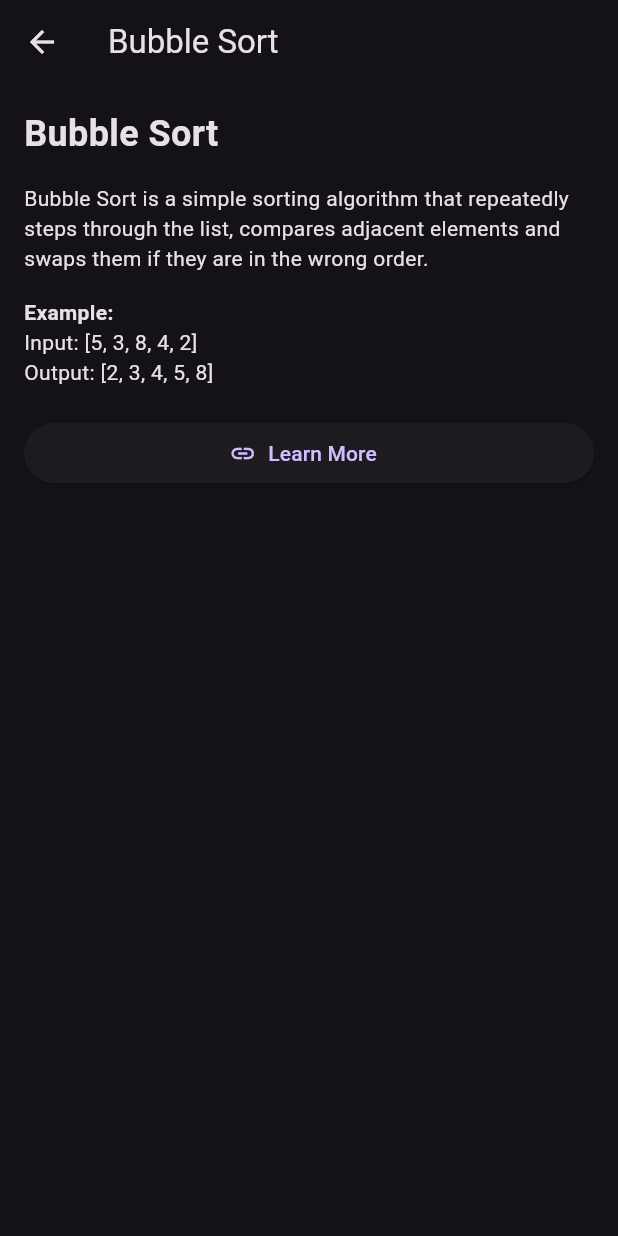
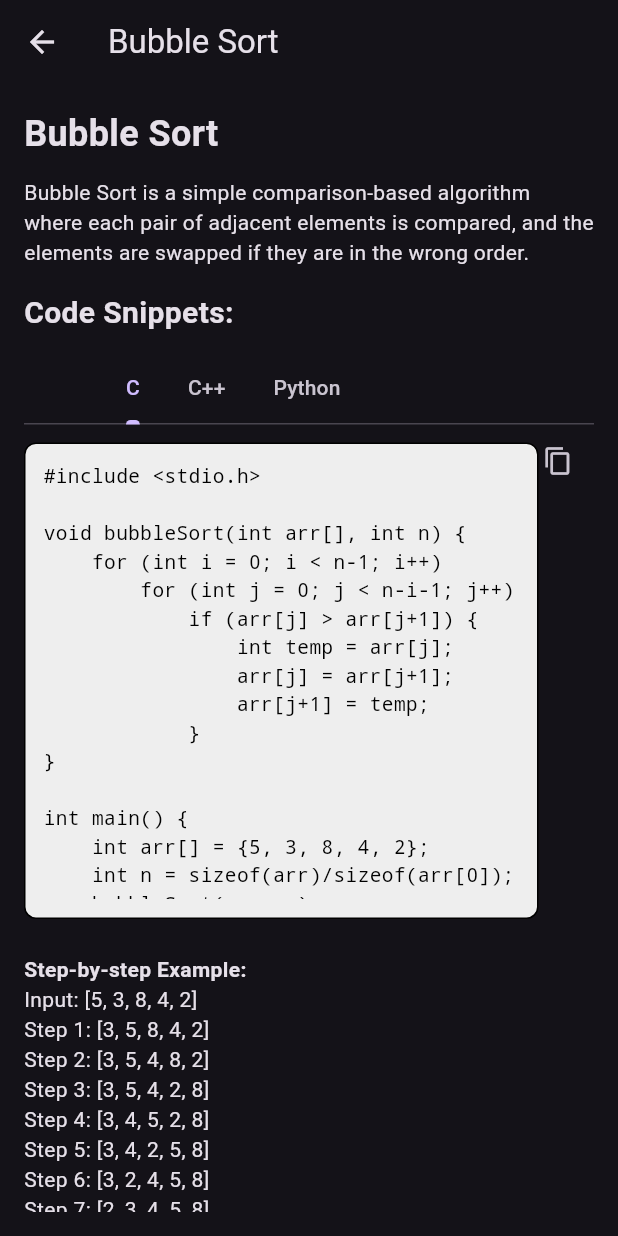
Before and after one commit to sagarspt01/sortify, a Flutter app: the BubbleSortInfoPage screen opened directly, on a phone screen of 412 x 824 dp. Run offline on Flutter 3.47's test engine with Material 3 defaults, Android fonts, the phone set to English and light mode, and no system bars.

Commit message:
add new sorting algo and add info section

```diff
--- /dev/null
+++ b/lib/algorithms/heap_sort.dart
@@ -0,0 +1,43 @@
+Future<int> heapSort(List<List<int>> steps, void Function() notify) async {
+  List<int> arr = List.from(steps.last);
+  int swaps = 0;
+
+  int n = arr.length;
+
+  Future<void> heapify(int n, int i) async {
+    int largest = i;
+    int left = 2 * i + 1;
+    int right = 2 * i + 2;
+
+    if (left < n && arr[left] > arr[largest]) largest = left;
+    if (right < n && arr[right] > arr[largest]) largest = right;
+
+    if (largest != i) {
+      int temp = arr[i];
+      arr[i] = arr[largest];
+      arr[largest] = temp;
+      swaps++;
+      steps.add(List.from(arr));
+      notify();
+      await Future.delayed(Duration(milliseconds: 300));
+      await heapify(n, largest);
+    }
+  }
+
+  for (int i = n ~/ 2 - 1; i >= 0; i--) {
+    await heapify(n, i);
+  }
+
+  for (int i = n - 1; i >= 0; i--) {
+    int temp = arr[0];
+    arr[0] = arr[i];
+    arr[i] = temp;
+    swaps++;
+    steps.add(List.from(arr));
+    notify();
+    await Future.delayed(Duration(milliseconds: 300));
+    await heapify(i, 0);
+  }
+
+  return swaps;
+}
--- /dev/null
+++ b/lib/algorithms/insertion_sort.dart
@@ -0,0 +1,23 @@
+Future<int> insertionSort(List<List<int>> steps, void Function() notify) async {
+  List<int> arr = List.from(steps.last);
+  int swaps = 0;
+
+  for (int i = 1; i < arr.length; i++) {
+    int key = arr[i];
+    int j = i - 1;
+    while (j >= 0 && arr[j] > key) {
+      arr[j + 1] = arr[j];
+      j--;
+      swaps++;
+      steps.add(List.from(arr));
+      notify();
+      await Future.delayed(Duration(milliseconds: 300));
+    }
+    arr[j + 1] = key;
+    steps.add(List.from(arr));
+    notify();
+    await Future.delayed(Duration(milliseconds: 300));
+  }
+
+  return swaps;
+}
--- /dev/null
+++ b/lib/algorithms/radix_sort.dart
@@ -0,0 +1,38 @@
+Future<int> radixSort(List<List<int>> steps, void Function() notify) async {
+  List<int> arr = List.from(steps.last);
+  int swaps = 0;
+
+  int getMax(List<int> array) => array.reduce((a, b) => a > b ? a : b);
+
+  Future<void> countingSort(int exp) async {
+    List<int> output = List.filled(arr.length, 0);
+    List<int> count = List.filled(10, 0);
+
+    for (int i = 0; i < arr.length; i++) {
+      count[(arr[i] ~/ exp) % 10]++;
+    }
+
+    for (int i = 1; i < 10; i++) {
+      count[i] += count[i - 1];
+    }
+
+    for (int i = arr.length - 1; i >= 0; i--) {
+      output[count[(arr[i] ~/ exp) % 10] - 1] = arr[i];
+      count[(arr[i] ~/ exp) % 10]--;
+    }
+
+    for (int i = 0; i < arr.length; i++) {
+      arr[i] = output[i];
+      swaps++;
+      steps.add(List.from(arr));
+      notify();
+      await Future.delayed(Duration(milliseconds: 300));
+    }
+  }
+
+  for (int exp = 1; getMax(arr) ~/ exp > 0; exp *= 10) {
+    await countingSort(exp);
+  }
+
+  return swaps;
+}
--- /dev/null
+++ b/lib/algorithms/selection_sort.dart
@@ -0,0 +1,24 @@
+Future<int> selectionSort(List<List<int>> steps, void Function() notify) async {
+  List<int> arr = List.from(steps.last);
+  int swaps = 0;
+
+  for (int i = 0; i < arr.length - 1; i++) {
+    int minIdx = i;
+    for (int j = i + 1; j < arr.length; j++) {
+      if (arr[j] < arr[minIdx]) {
+        minIdx = j;
+      }
+    }
+    if (minIdx != i) {
+      int temp = arr[i];
+      arr[i] = arr[minIdx];
+      arr[minIdx] = temp;
+      swaps++;
+      steps.add(List.from(arr));
+      notify();
+      await Future.delayed(Duration(milliseconds: 300));
+    }
+  }
+
+  return swaps;
+}
--- a/lib/algorithms_tuts_and_about/bubble_sort_info.dart
+++ b/lib/algorithms_tuts_and_about/bubble_sort_info.dart
@@ -1,11 +1,45 @@
 import 'package:flutter/material.dart';
+import 'package:sortify/snippets/bubble_sort_c.dart';
+import 'package:sortify/snippets/bubble_sort_cpp.dart';
+import 'package:sortify/snippets/bubble_sort_python.dart';
+import 'package:sortify/widgets/code_snippet.dart';
 import 'package:url_launcher/url_launcher.dart';
 
 class BubbleSortInfoPage extends StatelessWidget {
   const BubbleSortInfoPage({super.key});
 
+  static final Uri _url = Uri.parse(
+    'https://www.geeksforgeeks.org/bubble-sort/',
+  );
+
+  Future<void> _launchURL(BuildContext context) async {
+    try {
+      final bool launched = await launchUrl(
+        _url,
+        mode: LaunchMode.externalApplication,
+      );
+      if (!launched) {
+        _showSnackBar(context, 'Could not open the URL.');
+      }
+    } catch (e) {
+      _showSnackBar(context, 'Error: ${e.toString()}');
+    }
+  }
+
+  void _showSnackBar(BuildContext context, String message) {
+    ScaffoldMessenger.of(
+      context,
+    ).showSnackBar(SnackBar(content: Text(message)));
+  }
+
   @override
   Widget build(BuildContext context) {
+    final codeMap = {
+      'C': bubbleSortC,
+      'C++': bubbleSortCpp,
+      'Python': bubbleSortPython,
+    };
+
     return Scaffold(
       appBar: AppBar(title: const Text('Bubble Sort')),
       body: Padding(
@@ -16,29 +50,76 @@ class BubbleSortInfoPage extends StatelessWidget {
               "Bubble Sort",
               style: TextStyle(fontSize: 24, fontWeight: FontWeight.bold),
             ),
-            const SizedBox(height: 16),
+            const SizedBox(height: 12),
             const Text(
-              "Bubble Sort is a simple sorting algorithm that repeatedly steps through the list, compares adjacent elements and swaps them if they are in the wrong order.",
+              "Bubble Sort is a simple comparison-based algorithm where each pair of adjacent elements is compared, and the elements are swapped if they are in the wrong order.",
             ),
             const SizedBox(height: 16),
+
+            // Code Snippet Section (Moved Up)
             const Text(
-              "Example:",
+              "Code Snippets:",
+              style: TextStyle(fontSize: 20, fontWeight: FontWeight.bold),
+            ),
+            const SizedBox(height: 12),
+            CodeSnippetTab(codeMap: codeMap),
+            const SizedBox(height: 24),
+
+            const Text(
+              "Step-by-step Example:",
               style: TextStyle(fontWeight: FontWeight.bold),
             ),
-            const Text("Input: [5, 3, 8, 4, 2]\nOutput: [2, 3, 4, 5, 8]"),
-            const SizedBox(height: 20),
+            const Text(
+              "Input: [5, 3, 8, 4, 2]\n"
+              "Step 1: [3, 5, 8, 4, 2]\n"
+              "Step 2: [3, 5, 4, 8, 2]\n"
+              "Step 3: [3, 5, 4, 2, 8]\n"
+              "Step 4: [3, 4, 5, 2, 8]\n"
+              "Step 5: [3, 4, 2, 5, 8]\n"
+              "Step 6: [3, 2, 4, 5, 8]\n"
+              "Step 7: [2, 3, 4, 5, 8]\n"
+              "Output: [2, 3, 4, 5, 8]",
+            ),
+            const SizedBox(height: 16),
+
+            const Text(
+              "Time Complexity:",
+              style: TextStyle(fontWeight: FontWeight.bold),
+            ),
+            const Text(
+              "Best Case: O(n) (already sorted)\n"
+              "Average Case: O(n²)\n"
+              "Worst Case: O(n²)",
+            ),
+            const SizedBox(height: 8),
+
+            const Text(
+              "Space Complexity:",
+              style: TextStyle(fontWeight: FontWeight.bold),
+            ),
+            const Text("O(1) — In-place sorting"),
+            const SizedBox(height: 16),
+
+            const Text(
+              "Advantages:",
+              style: TextStyle(fontWeight: FontWeight.bold),
+            ),
+            const Text("• Simple to implement\n• Good for small datasets"),
+            const SizedBox(height: 8),
+
+            const Text(
+              "Disadvantages:",
+              style: TextStyle(fontWeight: FontWeight.bold),
+            ),
+            const Text(
+              "• Inefficient for large datasets\n• High time complexity",
+            ),
+            const SizedBox(height: 24),
+
             ElevatedButton.icon(
-              onPressed: () async {
-                const url = 'https://www.geeksforgeeks.org/bubble-sort/';
-                if (await canLaunchUrl(Uri.parse(url))) {
-                  launchUrl(
-                    Uri.parse(url),
-                    mode: LaunchMode.externalApplication,
-                  );
-                }
-              },
+              onPressed: () => _launchURL(context),
               icon: const Icon(Icons.link),
-              label: const Text('Learn More'),
+              label: const Text('Read More on GeeksforGeeks'),
             ),
           ],
         ),
--- a/lib/providers/sort_provider.dart
+++ b/lib/providers/sort_provider.dart
@@ -3,8 +3,12 @@ import 'package:flutter/material.dart';
 import '../algorithms/bubble_sort.dart';
 import '../algorithms/quick_sort.dart';
 import '../algorithms/merge_sort.dart';
+import '../algorithms/insertion_sort.dart';
+import '../algorithms/selection_sort.dart';
+import '../algorithms/radix_sort.dart';
+import '../algorithms/heap_sort.dart';
 
-enum SortType { bubble, quick, merge }
+enum SortType { bubble, quick, merge, insertion, selection, radix, heap }
 
 class SortProvider extends ChangeNotifier {
   List<int> _original = [];
@@ -14,7 +18,6 @@ class SortProvider extends ChangeNotifier {
   int _swapCount = 0;
   String _summary = "";
   SortType _currentType = SortType.bubble;
-
   bool _popupShown = false;
 
   // Getters
@@ -60,20 +63,31 @@ class SortProvider extends ChangeNotifier {
 
     switch (_currentType) {
       case SortType.bubble:
-        _swapCount = await bubbleSort(_steps, () {});
+        _swapCount = await bubbleSort(_steps, notifyListeners);
         break;
       case SortType.quick:
-        _swapCount = await quickSort(_steps, () {});
+        _swapCount = await quickSort(_steps, notifyListeners);
         break;
       case SortType.merge:
-        _swapCount = await mergeSort(_steps, () {});
+        _swapCount = await mergeSort(_steps, notifyListeners);
+        break;
+      case SortType.insertion:
+        _swapCount = await insertionSort(_steps, notifyListeners);
+        break;
+      case SortType.selection:
+        _swapCount = await selectionSort(_steps, notifyListeners);
+        break;
+      case SortType.radix:
+        _swapCount = await radixSort(_steps, notifyListeners);
+        break;
+      case SortType.heap:
+        _swapCount = await heapSort(_steps, notifyListeners);
         break;
     }
 
     stopwatch.stop();
-
     await showGraphSteps();
-    await Future.delayed(const Duration(seconds: 2)); // ⏳ 2-second delay
+    await Future.delayed(const Duration(seconds: 1));
 
     _summary =
         """
@@ -119,22 +133,34 @@ class SortProvider extends ChangeNotifier {
   String getAlgoDetails() {
     switch (_currentType) {
       case SortType.bubble:
-        return "Bubble Sort compares adjacent elements and swaps them if they are in the wrong order. Time Complexity: O(n²).";
+        return "Bubble Sort compares adjacent elements and swaps them if needed. Time Complexity: O(n²).";
       case SortType.quick:
-        return "Quick Sort uses divide-and-conquer. Picks a pivot and recursively sorts partitions. Average time: O(n log n).";
+        return "Quick Sort uses divide-and-conquer and recursively sorts partitions. Avg Time: O(n log n).";
       case SortType.merge:
-        return "Merge Sort splits the list, sorts the halves, and merges them. Time Complexity: O(n log n).";
+        return "Merge Sort divides the array and merges sorted halves. Time Complexity: O(n log n).";
+      case SortType.insertion:
+        return "Insertion Sort builds the sorted list one item at a time. Time Complexity: O(n²).";
+      case SortType.selection:
+        return "Selection Sort finds the minimum and places it in the correct position. Time Complexity: O(n²).";
+      case SortType.radix:
+        return "Radix Sort processes digits from LSB to MSB. Efficient for integers. Time Complexity: O(nk).";
+      case SortType.heap:
+        return "Heap Sort builds a max-heap and extracts max repeatedly. Time Complexity: O(n log n).";
     }
   }
 
   String _getTimeComplexity(SortType type) {
     switch (type) {
       case SortType.bubble:
+      case SortType.insertion:
+      case SortType.selection:
         return "O(n²)";
       case SortType.quick:
+      case SortType.merge:
+      case SortType.heap:
         return "O(n log n)";
-      case SortType.merge:
-        return "O(n log n)";
+      case SortType.radix:
+        return "O(nk)";
     }
   }
 }
--- a/lib/screens/sort_visualizer_page.dart
+++ b/lib/screens/sort_visualizer_page.dart
@@ -84,7 +84,6 @@ class SortVisualizerPage extends StatelessWidget {
                     );
                   },
                 ),
-                // Add others similarly
               ],
             ),
           ),
@@ -103,16 +102,18 @@ class SortVisualizerPage extends StatelessWidget {
                               scrollDirection: Axis.horizontal,
                               child: Row(
                                 crossAxisAlignment: CrossAxisAlignment.end,
-                                children: values
-                                    .map(
-                                      (val) => BarWidget(
-                                        key: ValueKey(val),
-                                        value: val,
-                                        maxHeight: maxBarHeight,
-                                        barWidth: barWidth.toDouble(),
-                                      ),
-                                    )
-                                    .toList(),
+                                children: values.asMap().entries.map((entry) {
+                                  int index = entry.key;
+                                  int value = entry.value;
+                                  return BarWidget(
+                                    key: ValueKey(
+                                      'bar_${index}_$value',
+                                    ), // unique key
+                                    value: value,
+                                    maxHeight: maxBarHeight,
+                                    barWidth: barWidth.toDouble(),
+                                  );
+                                }).toList(),
                               ),
                             ),
                           ),
--- /dev/null
+++ b/lib/snippets/bubble_sort_c.dart
@@ -0,0 +1,22 @@
+const String bubbleSortC = '''
+#include <stdio.h>
+
+void bubbleSort(int arr[], int n) {
+    for (int i = 0; i < n-1; i++)
+        for (int j = 0; j < n-i-1; j++)
+            if (arr[j] > arr[j+1]) {
+                int temp = arr[j];
+                arr[j] = arr[j+1];
+                arr[j+1] = temp;
+            }
+}
+
+int main() {
+    int arr[] = {5, 3, 8, 4, 2};
+    int n = sizeof(arr)/sizeof(arr[0]);
+    bubbleSort(arr, n);
+    for (int i = 0; i < n; i++)
+        printf("%d ", arr[i]);
+    return 0;
+}
+''';
--- /dev/null
+++ b/lib/snippets/bubble_sort_cpp.dart
@@ -0,0 +1,20 @@
+const String bubbleSortCpp = '''
+#include <iostream>
+using namespace std;
+
+void bubbleSort(int arr[], int n) {
+    for (int i = 0; i < n-1; i++)
+        for (int j = 0; j < n-i-1; j++)
+            if (arr[j] > arr[j+1])
+                swap(arr[j], arr[j+1]);
+}
+
+int main() {
+    int arr[] = {5, 3, 8, 4, 2};
+    int n = sizeof(arr)/sizeof(arr[0]);
+    bubbleSort(arr, n);
+    for (int i = 0; i < n; i++)
+        cout << arr[i] << " ";
+    return 0;
+}
+''';
--- /dev/null
+++ b/lib/snippets/bubble_sort_python.dart
@@ -0,0 +1,12 @@
+const String bubbleSortPython = '''
+def bubble_sort(arr):
+    n = len(arr)
+    for i in range(n-1):
+        for j in range(n-i-1):
+            if arr[j] > arr[j+1]:
+                arr[j], arr[j+1] = arr[j+1], arr[j]
+
+arr = [5, 3, 8, 4, 2]
+bubble_sort(arr)
+print(arr)
+''';
--- /dev/null
+++ b/lib/widgets/code_snippet.dart
@@ -0,0 +1,84 @@
+import 'package:flutter/material.dart';
+import 'package:flutter/services.dart';
+
+class CodeSnippetTab extends StatelessWidget {
+  final Map<String, String> codeMap;
+
+  const CodeSnippetTab({super.key, required this.codeMap});
+
+  @override
+  Widget build(BuildContext context) {
+    final screenWidth = MediaQuery.of(context).size.width;
+    final screenHeight = MediaQuery.of(context).size.height;
+
+    return DefaultTabController(
+      length: codeMap.length,
+      child: Column(
+        crossAxisAlignment: CrossAxisAlignment.stretch,
+        children: [
+          TabBar(
+            isScrollable: true,
+            labelColor: Theme.of(context).colorScheme.primary,
+            tabs: codeMap.keys.map((lang) => Tab(text: lang)).toList(),
+          ),
+          SizedBox(
+            height: screenHeight * 0.4, // 40% of screen height
+            width: screenWidth * 0.95, // 95% of screen width
+            child: TabBarView(
+              children: codeMap.entries.map((entry) {
+                final scrollController = ScrollController(); // ✅ Add controller
+
+                return Stack(
+                  children: [
+                    Container(
+                      padding: const EdgeInsets.all(12),
+                      margin: const EdgeInsets.only(top: 12),
+                      decoration: BoxDecoration(
+                        color: Colors.grey.shade200,
+                        borderRadius: BorderRadius.circular(8),
+                        border: Border.all(color: Colors.black),
+                      ),
+                      child: Scrollbar(
+                        controller: scrollController,
+                        thumbVisibility: true,
+                        child: SingleChildScrollView(
+                          controller: scrollController,
+                          scrollDirection: Axis.horizontal,
+                          child: SelectableText(
+                            entry.value,
+                            style: const TextStyle(
+                              fontFamily: 'monospace',
+                              fontSize: 13,
+                              color: Colors.black,
+                            ),
+                          ),
+                        ),
+                      ),
+                    ),
+                    Positioned(
+                      top: 0,
+                      right: 0,
+                      child: IconButton(
+                        icon: const Icon(Icons.copy, size: 20),
+                        tooltip: 'Copy code',
+                        onPressed: () {
+                          Clipboard.setData(ClipboardData(text: entry.value));
+                          ScaffoldMessenger.of(context).showSnackBar(
+                            SnackBar(
+                              content: Text('${entry.key} code copied!'),
+                              duration: const Duration(seconds: 1),
+                            ),
+                          );
+                        },
+                      ),
+                    ),
+                  ],
+                );
+              }).toList(),
+            ),
+          ),
+        ],
+      ),
+    );
+  }
+}
```
